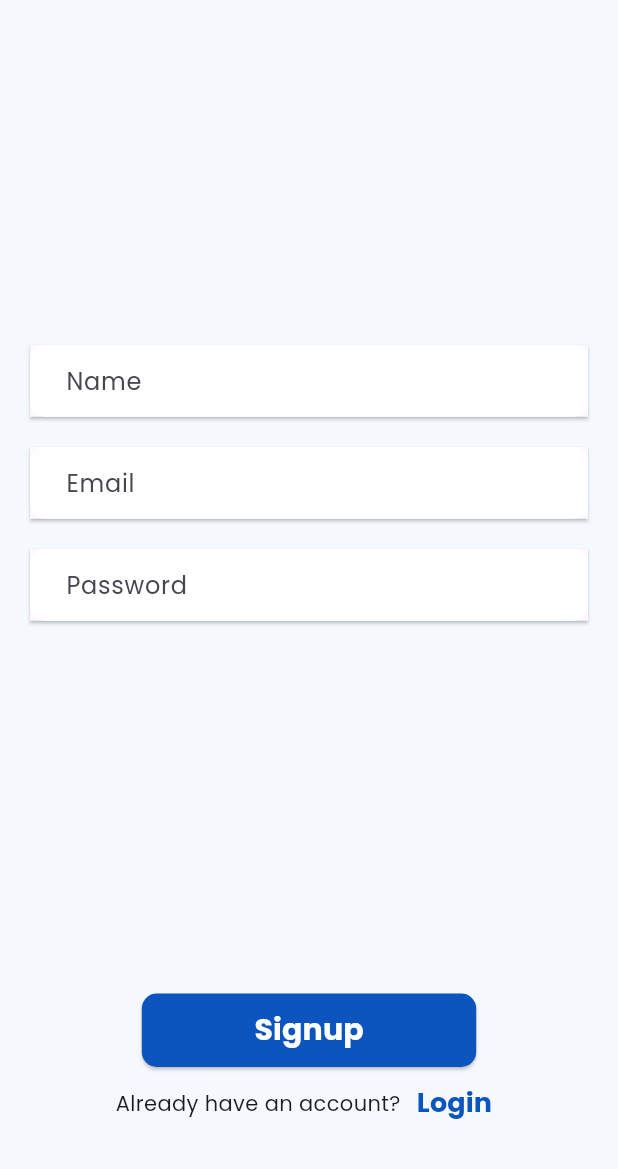
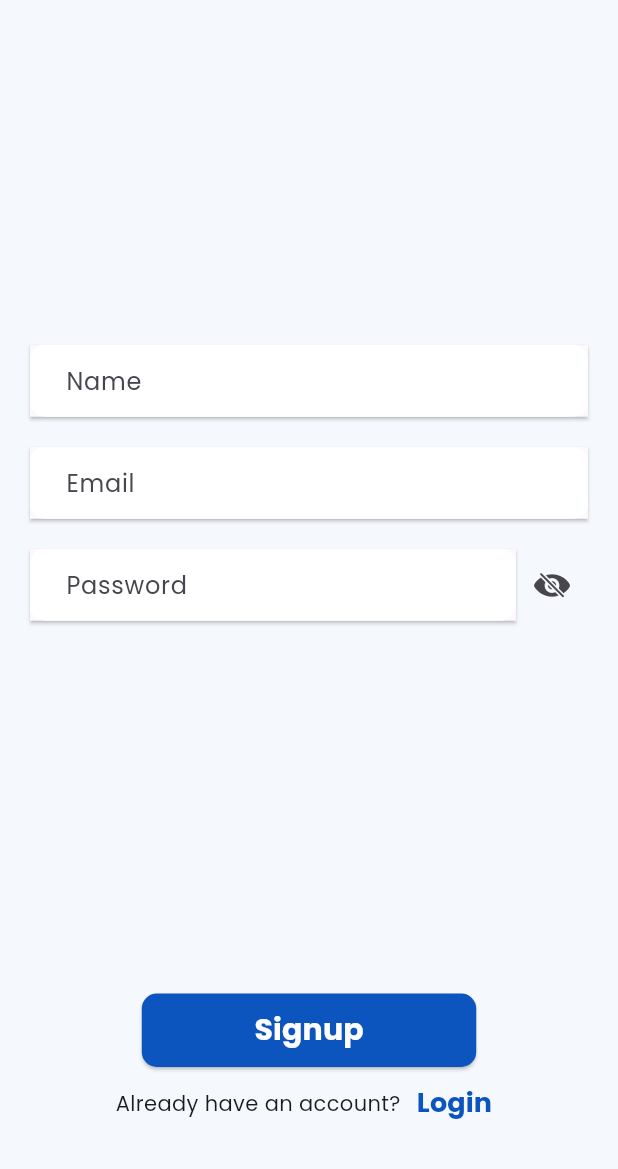
Before and after one commit to manishtalele/flutter_e_commerce, a Flutter app: the screen it shows after launch, after a tap on "Signup", on a phone screen of 412 x 824 dp, the part 67-1236 px from its top. Run offline on Flutter 3.47's test engine with Material 3 defaults, Android fonts, the phone set to English and light mode, and no system bars; our stand-ins replace cloud_firestore, firebase_auth, firebase_core, firebase_remote_config, shared_preferences; accounts and stored records are empty; network calls fail.

Commit message:
bugs fixed

```diff
--- a/lib/controller/remoteconfig.dart
+++ b/lib/controller/remoteconfig.dart
@@ -12,12 +12,5 @@ Future<void> fetchAndActivateRemoteConfig() async {
     ));
     await _remoteConfig.fetchAndActivate();
     showPrice = _remoteConfig.getBool('showDiscountedPrice');
-    if (kDebugMode) {
-      print("checking value $showPrice");
-    }
-  } catch (e) {
-    if (kDebugMode) {
-      print('Error fetching Remote Config: $e');
-    }
-  }
+  } catch (e) {}
 }
--- a/lib/view/auth/login_screen.dart
+++ b/lib/view/auth/login_screen.dart
@@ -1,3 +1,4 @@
+import 'package:flutter/cupertino.dart';
 import 'package:flutter/material.dart';
 import 'package:flutter_e_commerce/controller/authcontroller.dart';
 import 'package:flutter_e_commerce/theme/textstyle.dart';
@@ -15,6 +16,15 @@ class LoginScreen extends StatefulWidget {
 class _LoginScreenState extends State<LoginScreen> {
   final TextEditingController _email = TextEditingController();
   final TextEditingController _password = TextEditingController();
+
+  bool obstext = false;
+
+  @override
+  void dispose() {
+    _email.dispose();
+    _password.dispose();
+    super.dispose();
+  }
 
   @override
   Widget build(BuildContext context) {
@@ -39,9 +49,29 @@ class _LoginScreenState extends State<LoginScreen> {
               const SizedBox(
                 height: 20,
               ),
-              InputTextField(
-                controller: _password,
-                mylabel: "Password",
+              Row(
+                mainAxisSize: MainAxisSize.min,
+                children: [
+                  SizedBox(
+                    width: MediaQuery.of(context).size.width - 88,
+                    child: InputTextField(
+                      controller: _password,
+                      obstext: obstext,
+                      mylabel: "Password",
+                    ),
+                  ),
+                  IconButton(
+                      onPressed: () {
+                        setState(() {
+                          obstext = !obstext;
+                        });
+                      },
+                      icon: Icon(
+                        obstext
+                            ? CupertinoIcons.eye_fill
+                            : CupertinoIcons.eye_slash_fill,
+                      ))
+                ],
               ),
             ],
           ),
--- a/lib/view/auth/signup_screen.dart
+++ b/lib/view/auth/signup_screen.dart
@@ -1,3 +1,4 @@
+import 'package:flutter/cupertino.dart';
 import 'package:flutter/material.dart';
 import 'package:flutter_e_commerce/controller/authcontroller.dart';
 import 'package:flutter_e_commerce/theme/textstyle.dart';
@@ -17,6 +18,7 @@ class _SignupScreenState extends State<SignupScreen> {
   final TextEditingController _name = TextEditingController();
   final TextEditingController _email = TextEditingController();
   final TextEditingController _password = TextEditingController();
+  bool obstext = false;
 
   @override
   Widget build(BuildContext context) {
@@ -69,9 +71,29 @@ class _SignupScreenState extends State<SignupScreen> {
                         ),
                       ),
                     )),
-                InputTextField(
-                  controller: _password,
-                  mylabel: "Password",
+                Row(
+                  mainAxisSize: MainAxisSize.min,
+                  children: [
+                    SizedBox(
+                      width: MediaQuery.of(context).size.width - 88,
+                      child: InputTextField(
+                        controller: _password,
+                        obstext: obstext,
+                        mylabel: "Password",
+                      ),
+                    ),
+                    IconButton(
+                        onPressed: () {
+                          setState(() {
+                            obstext = !obstext;
+                          });
+                        },
+                        icon: Icon(
+                          obstext
+                              ? CupertinoIcons.eye_fill
+                              : CupertinoIcons.eye_slash_fill,
+                        ))
+                  ],
                 ),
               ],
             ),
```
Also changed, not shown: lib/controller/authcontroller.dart (+6 -18 lines).
